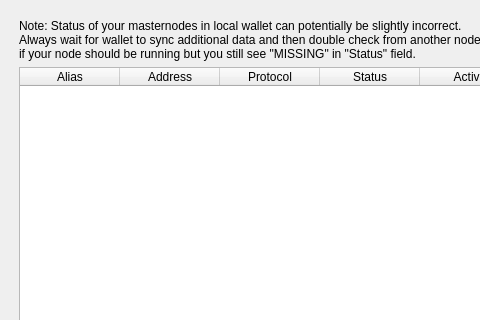
Above: src/qt/forms/masternodelist.ui from OasisCoinTeam/Oasis-v2.1.2-archive before the change; both pictures show x 0 to 480 and y 0 to 320 of the 733 by 457 pixel window. Below: the same form after it.
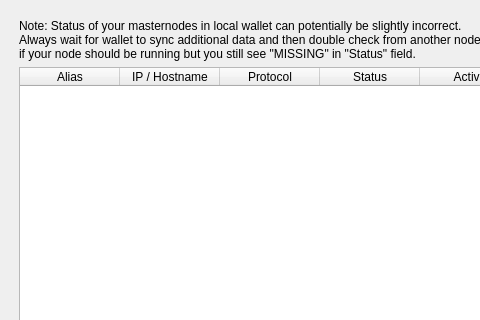
That is the form after the change.

Commit message: [QT] Fixed masternode table header

What changed in the file:
```diff
--- a/src/qt/forms/masternodelist.ui
+++ b/src/qt/forms/masternodelist.ui
@@ -124,7 +124,7 @@
            </column>
            <column>
             <property name="text">
-             <string>Address</string>
+             <string>IP / Hostname</string>
             </property>
            </column>
            <column>
```
